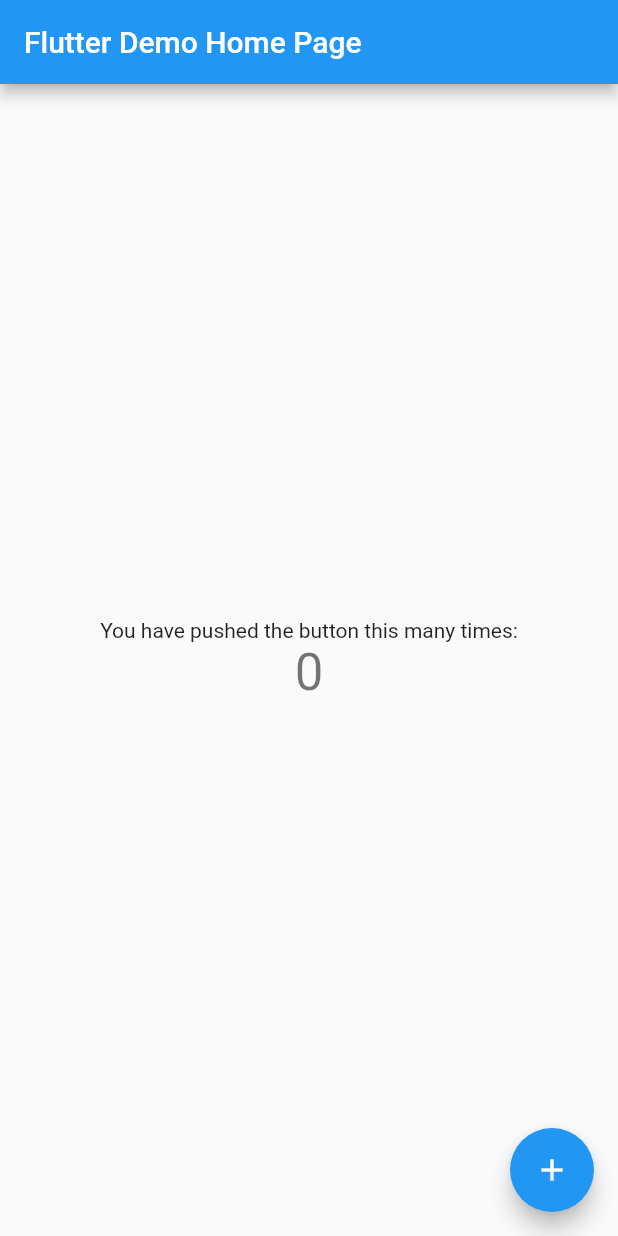
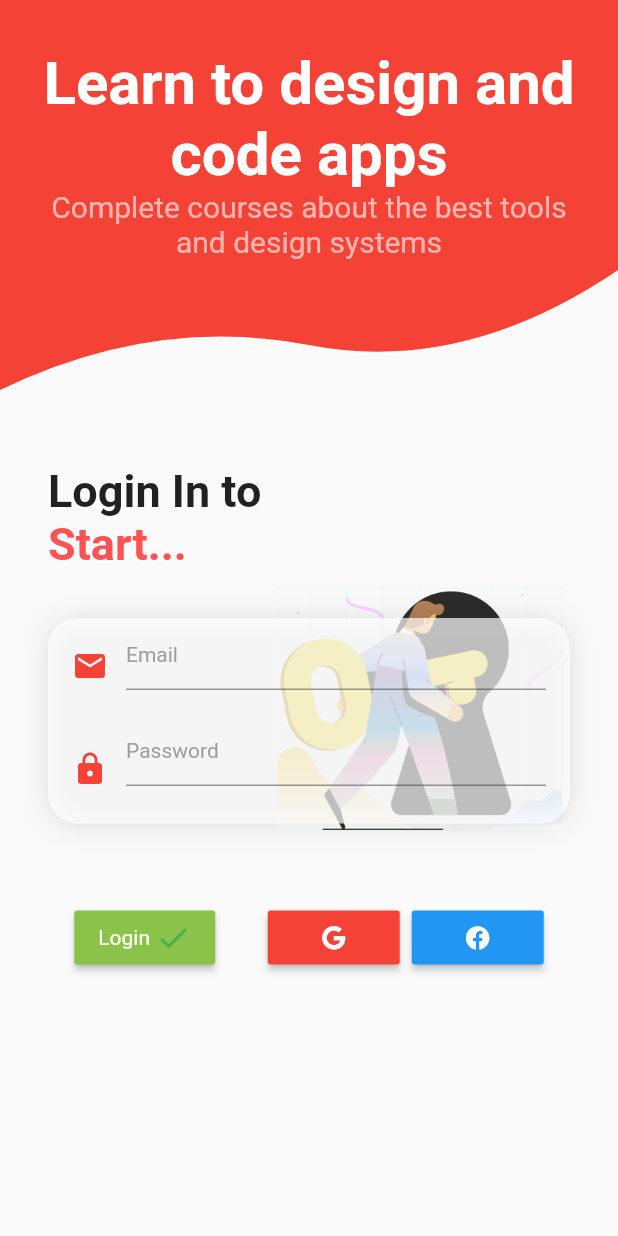
Before and after one commit to bediazu/FoodABS_Mobile, a Flutter app: the screen it shows after launch, on a phone screen of 412 x 824 dp. Run offline on Flutter 3.47's test engine with Material 2 defaults, Android fonts, the phone set to English and light mode, and no system bars; our stand-ins replace font_awesome_flutter; Roboto replaces fonts that are missing (Awaita).

Commit message:
LoginPage

```diff
--- /dev/null
+++ b/lib/colors/global_colors.dart
@@ -0,0 +1,11 @@
+import 'package:flutter/material.dart';
+
+final Color loginBackgroundColor = new Color(0xFAFAFA);
+
+final Color loginEmailColor = Colors.red;
+final Color loginPasswordColor = Colors.red;
+final Color loginButton = Colors.lightGreen;
+final Color loginGoogleButton = Colors.red;
+final Color loginGoogleIcon = Colors.white;
+final Color loginFacebookButton = new Color(0x29487D);
+final Color loginFacebookIcon = Colors.white;
--- a/lib/main.dart
+++ b/lib/main.dart
@@ -1,111 +1,19 @@
 import 'package:flutter/material.dart';
+import 'package:foodabs/pages/login_page.dart';
+
 
 void main() => runApp(MyApp());
 
-class MyApp extends StatelessWidget {
-  // This widget is the root of your application.
+class MyApp extends StatefulWidget {
+  @override
+  _MyAppState createState() => _MyAppState();
+}
+
+class _MyAppState extends State<MyApp> {
   @override
   Widget build(BuildContext context) {
     return MaterialApp(
-      title: 'Flutter Demo',
-      theme: ThemeData(
-        // This is the theme of your application.
-        //
-        // Try running your application with "flutter run". You'll see the
-        // application has a blue toolbar. Then, without quitting the app, try
-        // changing the primarySwatch below to Colors.green and then invoke
-        // "hot reload" (press "r" in the console where you ran "flutter run",
-        // or simply save your changes to "hot reload" in a Flutter IDE).
-        // Notice that the counter didn't reset back to zero; the application
-        // is not restarted.
-        primarySwatch: Colors.blue,
-      ),
-      home: MyHomePage(title: 'Flutter Demo Home Page'),
+      home: LoginPage(),
     );
   }
 }
-
-class MyHomePage extends StatefulWidget {
-  MyHomePage({Key key, this.title}) : super(key: key);
-
-  // This widget is the home page of your application. It is stateful, meaning
-  // that it has a State object (defined below) that contains fields that affect
-  // how it looks.
-
-  // This class is the configuration for the state. It holds the values (in this
-  // case the title) provided by the parent (in this case the App widget) and
-  // used by the build method of the State. Fields in a Widget subclass are
-  // always marked "final".
-
-  final String title;
-
-  @override
-  _MyHomePageState createState() => _MyHomePageState();
-}
-
-class _MyHomePageState extends State<MyHomePage> {
-  int _counter = 0;
-
-  void _incrementCounter() {
-    setState(() {
-      // This call to setState tells the Flutter framework that something has
-      // changed in this State, which causes it to rerun the build method below
-      // so that the display can reflect the updated values. If we changed
-      // _counter without calling setState(), then the build method would not be
-      // called again, and so nothing would appear to happen.
-      _counter++;
-    });
-  }
-
-  @override
-  Widget build(BuildContext context) {
-    // This method is rerun every time setState is called, for instance as done
-    // by the _incrementCounter method above.
-    //
-    // The Flutter framework has been optimized to make rerunning build methods
-    // fast, so that you can just rebuild anything that needs updating rather
-    // than having to individually change instances of widgets.
-    return Scaffold(
-      appBar: AppBar(
-        // Here we take the value from the MyHomePage object that was created by
-        // the App.build method, and use it to set our appbar title.
-        title: Text(widget.title),
-      ),
-      body: Center(
-        // Center is a layout widget. It takes a single child and positions it
-        // in the middle of the parent.
-        child: Column(
-          // Column is also a layout widget. It takes a list of children and
-          // arranges them vertically. By default, it sizes itself to fit its
-          // children horizontally, and tries to be as tall as its parent.
-          //
-          // Invoke "debug painting" (press "p" in the console, choose the
-          // "Toggle Debug Paint" action from the Flutter Inspector in Android
-          // Studio, or the "Toggle Debug Paint" command in Visual Studio Code)
-          // to see the wireframe for each widget.
-          //
-          // Column has various properties to control how it sizes itself and
-          // how it positions its children. Here we use mainAxisAlignment to
-          // center the children vertically; the main axis here is the vertical
-          // axis because Columns are vertical (the cross axis would be
-          // horizontal).
-          mainAxisAlignment: MainAxisAlignment.center,
-          children: <Widget>[
-            Text(
-              'You have pushed the button this many times:',
-            ),
-            Text(
-              '$_counter',
-              style: Theme.of(context).textTheme.display1,
-            ),
-          ],
-        ),
-      ),
-      floatingActionButton: FloatingActionButton(
-        onPressed: _incrementCounter,
-        tooltip: 'Increment',
-        child: Icon(Icons.add),
-      ), // This trailing comma makes auto-formatting nicer for build methods.
-    );
-  }
-}
--- /dev/null
+++ b/lib/pages/login_page.dart
@@ -0,0 +1,209 @@
+import 'package:flutter/material.dart';
+import 'package:foodabs/colors/global_colors.dart';
+import 'package:foodabs/shapes/app_bar_shape.dart';
+import 'package:foodabs/styles/text_styles.dart';
+
+import 'package:font_awesome_flutter/font_awesome_flutter.dart';
+
+class LoginPage extends StatefulWidget {
+  @override
+  _LoginPageState createState() => _LoginPageState();
+}
+
+class _LoginPageState extends State<LoginPage> {
+  final _appBar = PreferredSize(
+      preferredSize: Size.fromHeight(260),
+      child: ClipPath(
+        clipper: AppBarShapeClipper(),
+        child: Flex(
+          direction: Axis.vertical,
+          children: <Widget>[
+            Expanded(
+              child: Stack(
+                children: <Widget>[
+                  AppBar(
+                    backgroundColor: Colors.red,
+                  ),
+                  Center(
+                    child: Padding(
+                      padding: const EdgeInsets.only(
+                          left: 16.0, right: 16.0, bottom: 55.0),
+                      child: Column(
+                        mainAxisAlignment: MainAxisAlignment.center,
+                        children: <Widget>[
+                          Text(
+                            'Learn to design and code apps',
+                            style: loginMessageTitle,
+                            textAlign: TextAlign.center,
+                          ),
+                          Text(
+                            'Complete courses about the best tools and design systems',
+                            style: loginMessageSubTitle,
+                            textAlign: TextAlign.center,
+                          )
+                        ],
+                      ),
+                    ),
+                  ),
+                ],
+              ),
+            ),
+          ],
+        ),
+      ));
+
+  final _appBody = Container(
+    color: loginBackgroundColor,
+    child: Center(
+        child: Stack(
+      children: <Widget>[
+        Positioned(
+          left: 170,
+          height: 280,
+          width: 220,
+          bottom: 200,
+          child: Image.asset("assets/images/login.png"),
+        ),
+        ListView(
+          children: <Widget>[
+            Padding(
+              padding: const EdgeInsets.only(left: 32, right: 150, top: 50),
+              child: Text(
+                'Login In to',
+                style: loginInTo,
+              ),
+            ),
+            Padding(
+              padding: const EdgeInsets.only(left: 32.0),
+              child: Text(
+                'Start...',
+                style: startMessage,
+              ),
+            ),
+            Padding(
+              padding: const EdgeInsets.all(32.0),
+              child: Container(
+                decoration: BoxDecoration(
+                  color: Colors.white70,
+                  borderRadius: BorderRadius.circular(20),
+                  boxShadow: <BoxShadow>[
+                    BoxShadow(
+                        color: Colors.black12,
+                        blurRadius: 15.0,
+                        offset: Offset(0.0, 0.75))
+                  ],
+                ),
+                width: double.infinity,
+                child: Column(
+                  children: <Widget>[
+                    Row(
+                      mainAxisAlignment: MainAxisAlignment.start,
+                      children: <Widget>[
+                        Padding(
+                          padding: const EdgeInsets.only(left: 16.0, top: 16.0),
+                          child: Icon(Icons.email, color: loginEmailColor),
+                        ),
+                        Expanded(
+                          child: Padding(
+                            padding:
+                                const EdgeInsets.only(left: 12.0, right: 16.0),
+                            child: TextField(
+                              decoration: new InputDecoration(
+                                  hintText: 'Email', hintStyle: hintEmailLogin),
+                            ),
+                          ),
+                        )
+                      ],
+                    ),
+                    Row(
+                      mainAxisAlignment: MainAxisAlignment.start,
+                      children: <Widget>[
+                        Padding(
+                          padding: const EdgeInsets.only(left: 16.0, top: 16.0),
+                          child: Icon(
+                            Icons.lock,
+                            color: loginPasswordColor,
+                          ),
+                        ),
+                        Expanded(
+                          child: Padding(
+                            padding: const EdgeInsets.only(
+                                left: 12.0, right: 16.0, top: 16, bottom: 25),
+                            child: TextField(
+                              decoration: new InputDecoration(
+                                  hintText: 'Password',
+                                  hintStyle: hintPasswordLogin),
+                            ),
+                          ),
+                        )
+                      ],
+                    )
+                  ],
+                ),
+              ),
+            ),
+            Padding(
+              padding: const EdgeInsets.only(left: 32.0, top: 20),
+              child: Row(
+                mainAxisAlignment: MainAxisAlignment.spaceAround,
+                children: <Widget>[
+                  RaisedButton(
+                    color: loginButton,
+                    child: Row(
+                      children: <Widget>[
+                        Text(
+                          'Login ',
+                          style: buttonLogin,
+                        ),
+                        Icon(
+                          Icons.check,
+                          color: Colors.green,
+                        )
+                      ],
+                    ),
+                    onPressed: () {},
+                  ),
+                  Row(
+                    children: <Widget>[
+                      RaisedButton(
+                        color: loginGoogleButton,
+                        child: Row(
+                          children: <Widget>[
+                            Icon(
+                              FontAwesomeIcons.google,
+                              size: 16,
+                              color: loginGoogleIcon,
+                            )
+                          ],
+                        ),
+                        onPressed: () {},
+                      ),
+                      Padding(
+                        padding: const EdgeInsets.only(left: 8.0, right: 32),
+                        child: RaisedButton(
+                          color: Colors.blue,
+                          child: Row(
+                            children: <Widget>[
+                              Icon(FontAwesomeIcons.facebook,
+                                  size: 16, color: loginFacebookIcon)
+                            ],
+                          ),
+                          onPressed: () {},
+                        ),
+                      ),
+                    ],
+                  )
+                ],
+              ),
+            )
+          ],
+        ),
+      ],
+    )),
+  );
+
+  @override
+  Widget build(BuildContext context) {
+    return Scaffold(appBar: _appBar, body: _appBody);
+  }
+}
--- /dev/null
+++ b/lib/shapes/app_bar_shape.dart
@@ -0,0 +1,26 @@
+import 'package:flutter/material.dart';
+
+class AppBarShapeClipper extends CustomClipper<Path> {
+  @override
+  Path getClip(Size size) {
+    final Path path = Path();
+    path.lineTo(0.0, size.height);
+
+    var firstEndPoint = Offset(size.width * .5, size.height - 30.0);
+    var firstControlpoint = Offset(size.width * 0.25, size.height - 50.0);
+    path.quadraticBezierTo(firstControlpoint.dx, firstControlpoint.dy, firstEndPoint.dx, firstEndPoint.dy);
+
+    var secondEndPoint = Offset(size.width, size.height - 80.0);
+    var secondControlPoint = Offset(size.width * .75, size.height - 10);
+    path.quadraticBezierTo(secondControlPoint.dx, secondControlPoint.dy, secondEndPoint.dx, secondEndPoint.dy);
+
+    path.lineTo(size.width, 0.0);
+    path.close();
+    return path;
+  }
+
+  @override
+  bool shouldReclip(CustomClipper oldClipper) => true;
+
+
+}
--- /dev/null
+++ b/lib/styles/text_styles.dart
@@ -0,0 +1,14 @@
+
+import 'package:flutter/material.dart';
+
+final TextStyle loginMessageTitle = new TextStyle(fontFamily: 'Awaita', fontSize: 40, fontWeight: FontWeight.bold, color: Colors.white, );
+final TextStyle loginMessageSubTitle = TextStyle(fontFamily: 'Awaita', fontSize: 20, fontWeight: FontWeight.normal, color: Colors.white60);
+
+final TextStyle loginInTo = new TextStyle(fontFamily: 'Awaita', fontSize: 30, fontWeight: FontWeight.bold);
+final TextStyle startMessage = new TextStyle(fontFamily: 'Awaita', fontSize: 30, fontWeight: FontWeight.bold, color: Colors.redAccent);
+
+final TextStyle hintEmailLogin = new TextStyle(fontFamily: 'Awaita', fontSize: 14, fontWeight: FontWeight.normal, color: Colors.grey);
+final TextStyle hintPasswordLogin = new TextStyle(fontFamily: 'Awaita', fontSize: 14, fontWeight: FontWeight.normal, color: Colors.grey);
+
+final TextStyle buttonLogin = TextStyle(fontFamily: 'Awaita', fontSize: 14, fontWeight: FontWeight.normal, color: Colors.white);
+final TextStyle buttonGoogleLogin = TextStyle(fontFamily: 'Awaita', fontSize: 14, fontWeight: FontWeight.normal, color: Colors.white);
--- /dev/null
+++ b/lib/widgets/email_field.dart
@@ -0,0 +1,23 @@
+import 'package:flutter/material.dart';
+
+class EmailField extends StatelessWidget {
+  @override
+  Widget build(BuildContext context) {
+    return Padding(
+      padding: const EdgeInsets.only(top: 16.0),
+      child: Container(
+        height: 100,
+        decoration: BoxDecoration(
+          color: Colors.white70,
+          borderRadius: BorderRadius.circular(20)
+        ),
+        child: Column(
+          children: <Widget>[
+
+            Container(child: TextField(), width: double.infinity, height: 50,)
+          ],
+        ),
+      ),
+    );
+  }
+}
--- a/pubspec.yaml
+++ b/pubspec.yaml
@@ -19,6 +19,7 @@
 dependencies:
   flutter:
     sdk: flutter
+  font_awesome_flutter: ^8.5.0
 
   # The following adds the Cupertino Icons font to your application.
   # Use with the CupertinoIcons class for iOS style icons.
@@ -41,8 +42,8 @@
   uses-material-design: true
 
   # To add assets to your application, add an assets section, like this:
-  # assets:
-  #  - images/a_dot_burr.jpeg
+  assets:
+    - assets/images/login.png
   #  - images/a_dot_ham.jpeg
 
   # An image asset can refer to one or more resolution-specific "variants", see
```
Also changed, not shown: assets/images/login.png (added), pubspec.lock, 1 other file.
